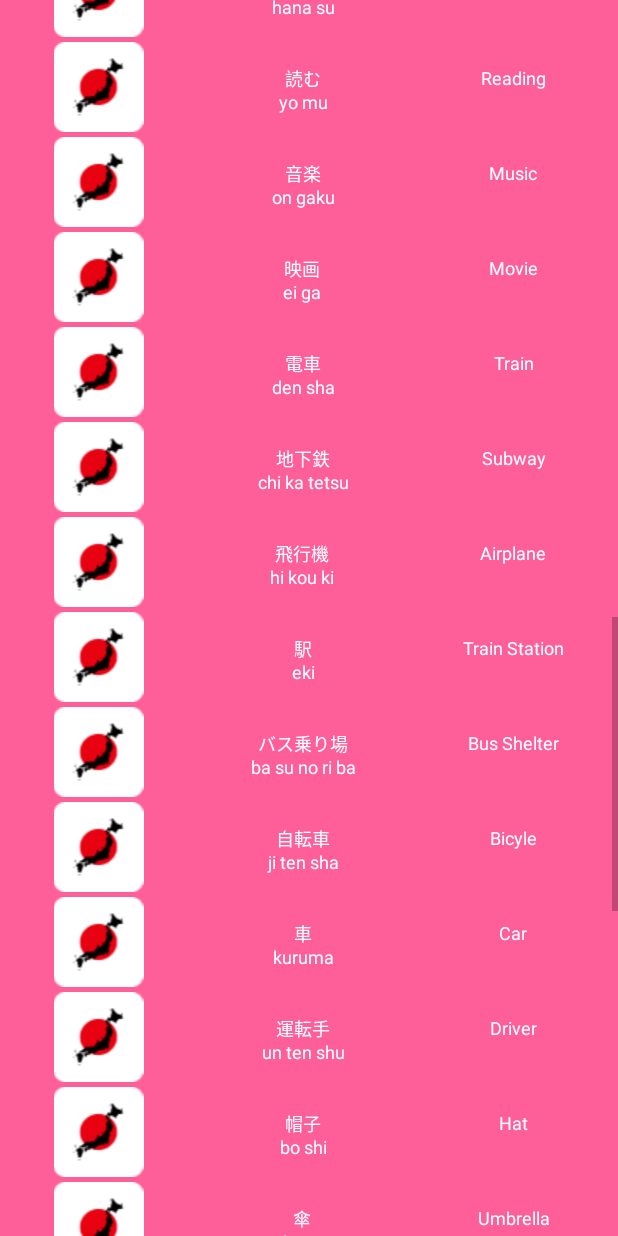
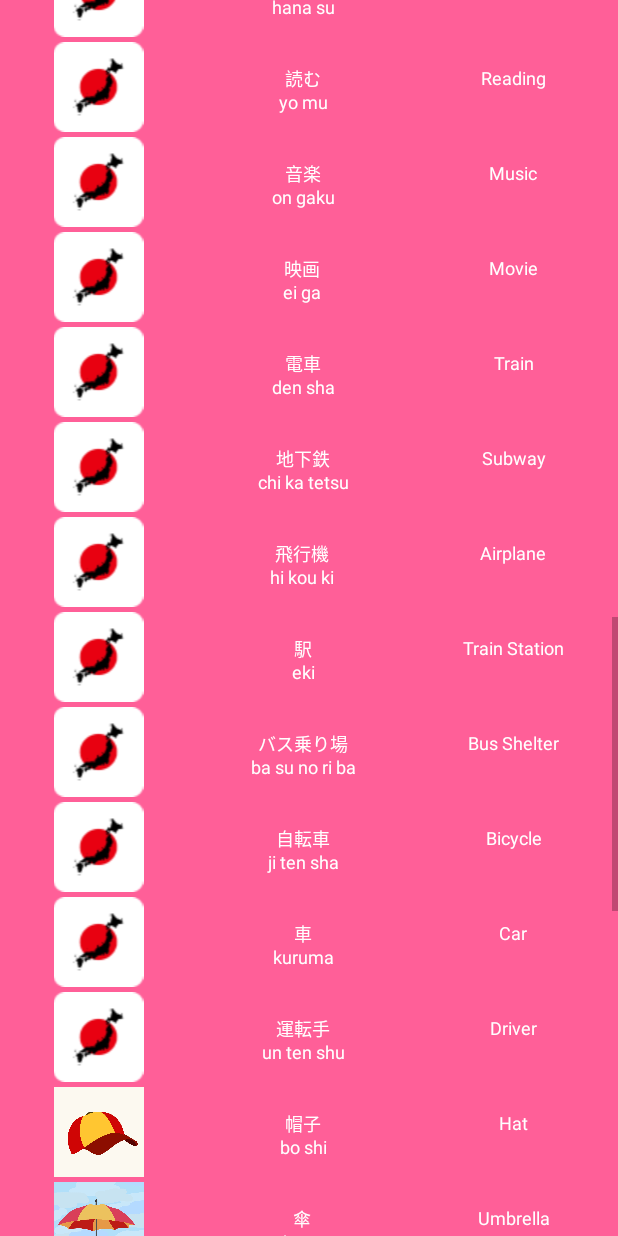
Before and after one commit to JasonAlexMana/KanjiApp, an Android app: the KanjiListRomanized screen opened directly, with no data from a screen before it, scrolled down 1730 dp, on a phone screen of 412 x 824 dp. Run offline under Robolectric (Android 15) with nearby library versions, the phone set to English and light mode, and no system bars.

Commit message:
Update kanji list 1.1

```diff
--- a/app/src/main/res/layout/activity_kanji_list_romanized.xml
+++ b/app/src/main/res/layout/activity_kanji_list_romanized.xml
@@ -250,13 +250,13 @@
                 <TableRow android:background="@color/pink">
 
                     <ImageView
-                        android:layout_width="wrap_content"
-                        android:layout_height="wrap_content"
-                        android:layout_gravity="center_horizontal"
-                        android:layout_weight="4"
-                        android:paddingHorizontal="5sp"
-                        android:paddingVertical="0sp"
-                        android:src="@drawable/japan"
+                        android:layout_width="60dp"
+                        android:layout_height="60dp"
+                        android:layout_gravity="center_horizontal"
+                        android:layout_weight="4"
+                        android:paddingHorizontal="5sp"
+                        android:paddingVertical="0sp"
+                        android:src="@drawable/student"
                         />
                     <TextView
                         android:layout_width="wrap_content"
@@ -286,13 +286,13 @@
                 <TableRow android:background="@color/pink">
 
                     <ImageView
-                        android:layout_width="wrap_content"
-                        android:layout_height="wrap_content"
-                        android:layout_gravity="center_horizontal"
-                        android:layout_weight="4"
-                        android:paddingHorizontal="5sp"
-                        android:paddingVertical="0sp"
-                        android:src="@drawable/japan"
+                        android:layout_width="60dp"
+                        android:layout_height="60dp"
+                        android:layout_gravity="center_horizontal"
+                        android:layout_weight="4"
+                        android:paddingHorizontal="5sp"
+                        android:paddingVertical="0sp"
+                        android:src="@drawable/employee"
                         />
                     <TextView
                         android:layout_width="wrap_content"
@@ -321,13 +321,13 @@
 
                 <TableRow android:background="@color/pink">
                     <ImageView
-                        android:layout_width="wrap_content"
-                        android:layout_height="wrap_content"
-                        android:layout_gravity="center_horizontal"
-                        android:layout_weight="4"
-                        android:paddingHorizontal="5sp"
-                        android:paddingVertical="0sp"
-                        android:src="@drawable/japan"
+                        android:layout_width="60dp"
+                        android:layout_height="60dp"
+                        android:layout_gravity="center_horizontal"
+                        android:layout_weight="4"
+                        android:paddingHorizontal="5sp"
+                        android:paddingVertical="0sp"
+                        android:src="@drawable/chinese"
                         />
                     <TextView
                         android:layout_width="wrap_content"
@@ -356,13 +356,13 @@
 
                 <TableRow android:background="@color/pink">
                     <ImageView
-                        android:layout_width="wrap_content"
-                        android:layout_height="wrap_content"
-                        android:layout_gravity="center_horizontal"
-                        android:layout_weight="4"
-                        android:paddingHorizontal="5sp"
-                        android:paddingVertical="0sp"
-                        android:src="@drawable/japan"
+                        android:layout_width="60dp"
+                        android:layout_height="60dp"
+                        android:layout_gravity="center_horizontal"
+                        android:layout_weight="4"
+                        android:paddingHorizontal="5sp"
+                        android:paddingVertical="0sp"
+                        android:src="@drawable/rice"
                         />
                     <TextView
                         android:layout_width="wrap_content"
@@ -391,13 +391,13 @@
 
                 <TableRow android:background="@color/pink">
                     <ImageView
-                        android:layout_width="wrap_content"
-                        android:layout_height="wrap_content"
-                        android:layout_gravity="center_horizontal"
-                        android:layout_weight="4"
-                        android:paddingHorizontal="5sp"
-                        android:paddingVertical="0sp"
-                        android:src="@drawable/japan"
+                        android:layout_width="60dp"
+                        android:layout_height="60dp"
+                        android:layout_gravity="center_horizontal"
+                        android:layout_weight="4"
+                        android:paddingHorizontal="5sp"
+                        android:paddingVertical="0sp"
+                        android:src="@drawable/meat"
                         />
                     <TextView
                         android:layout_width="wrap_content"
@@ -426,13 +426,13 @@
 
                 <TableRow android:background="@color/pink">
                     <ImageView
-                        android:layout_width="wrap_content"
-                        android:layout_height="wrap_content"
-                        android:layout_gravity="center_horizontal"
-                        android:layout_weight="4"
-                        android:paddingHorizontal="5sp"
-                        android:paddingVertical="0sp"
-                        android:src="@drawable/japan"
+                        android:layout_width="60dp"
+                        android:layout_height="60dp"
+                        android:layout_gravity="center_horizontal"
+                        android:layout_weight="4"
+                        android:paddingHorizontal="5sp"
+                        android:paddingVertical="0sp"
+                        android:src="@drawable/egg"
                         />
                     <TextView
                         android:layout_width="wrap_content"
@@ -462,13 +462,13 @@
 
                 <TableRow android:background="@color/pink">
                     <ImageView
-                        android:layout_width="wrap_content"
-                        android:layout_height="wrap_content"
-                        android:layout_gravity="center_horizontal"
-                        android:layout_weight="4"
-                        android:paddingHorizontal="5sp"
-                        android:paddingVertical="0sp"
-                        android:src="@drawable/japan"
+                        android:layout_width="60dp"
+                        android:layout_height="60dp"
+                        android:layout_gravity="center_horizontal"
+                        android:layout_weight="4"
+                        android:paddingHorizontal="5sp"
+                        android:paddingVertical="0sp"
+                        android:src="@drawable/cuisine"
                         />
                     <TextView
                         android:layout_width="wrap_content"
@@ -498,8 +498,8 @@
 
                 <TableRow android:background="@color/pink">
                     <ImageView
-                        android:layout_width="wrap_content"
-                        android:layout_height="wrap_content"
+                        android:layout_width="60dp"
+                        android:layout_height="60dp"
                         android:layout_gravity="center_horizontal"
                         android:layout_weight="4"
                         android:paddingHorizontal="5sp"
@@ -708,13 +708,13 @@
 
                 <TableRow android:background="@color/pink">
                     <ImageView
-                        android:layout_width="wrap_content"
-                        android:layout_height="wrap_content"
-                        android:layout_gravity="center_horizontal"
-                        android:layout_weight="4"
-                        android:paddingHorizontal="5sp"
-                        android:paddingVertical="0sp"
-                        android:src="@drawable/japan"
+                        android:layout_width="60dp"
+                        android:layout_height="60dp"
+                        android:layout_gravity="center_horizontal"
+                        android:layout_weight="4"
+                        android:paddingHorizontal="5sp"
+                        android:paddingVertical="0sp"
+                        android:src="@drawable/wakeup"
                         />
                     <TextView
                         android:layout_width="wrap_content"
@@ -743,13 +743,13 @@
 
                 <TableRow android:background="@color/pink">
                     <ImageView
-                        android:layout_width="wrap_content"
-                        android:layout_height="wrap_content"
-                        android:layout_gravity="center_horizontal"
-                        android:layout_weight="4"
-                        android:paddingHorizontal="5sp"
-                        android:paddingVertical="0sp"
-                        android:src="@drawable/japan"
+                        android:layout_width="60dp"
+                        android:layout_height="60dp"
+                        android:layout_gravity="center_horizontal"
+                        android:layout_weight="4"
+                        android:paddingHorizontal="5sp"
+                        android:paddingVertical="0sp"
+                        android:src="@drawable/exercise"
                         />
                     <TextView
                         android:layout_width="wrap_content"
@@ -778,13 +778,13 @@
 
                 <TableRow android:background="@color/pink">
                     <ImageView
-                        android:layout_width="wrap_content"
-                        android:layout_height="wrap_content"
-                        android:layout_gravity="center_horizontal"
-                        android:layout_weight="4"
-                        android:paddingHorizontal="5sp"
-                        android:paddingVertical="0sp"
-                        android:src="@drawable/japan"
+                        android:layout_width="60dp"
+                        android:layout_height="60dp"
+                        android:layout_gravity="center_horizontal"
+                        android:layout_weight="4"
+                        android:paddingHorizontal="5sp"
+                        android:paddingVertical="0sp"
+                        android:src="@drawable/gohome"
                         />
                     <TextView
                         android:layout_width="wrap_content"
@@ -813,13 +813,13 @@
 
                 <TableRow android:background="@color/pink">
                     <ImageView
-                        android:layout_width="wrap_content"
-                        android:layout_height="wrap_content"
-                        android:layout_gravity="center_horizontal"
-                        android:layout_weight="4"
-                        android:paddingHorizontal="5sp"
-                        android:paddingVertical="0sp"
-                        android:src="@drawable/japan"
+                        android:layout_width="60dp"
+                        android:layout_height="60dp"
+                        android:layout_gravity="center_horizontal"
+                        android:layout_weight="4"
+                        android:paddingHorizontal="5sp"
+                        android:paddingVertical="0sp"
+                        android:src="@drawable/go"
                         />
                     <TextView
                         android:layout_width="wrap_content"
@@ -848,13 +848,13 @@
 
                 <TableRow android:background="@color/pink">
                     <ImageView
-                        android:layout_width="wrap_content"
-                        android:layout_height="wrap_content"
-                        android:layout_gravity="center_horizontal"
-                        android:layout_weight="4"
-                        android:paddingHorizontal="5sp"
-                        android:paddingVertical="0sp"
-                        android:src="@drawable/japan"
+                        android:layout_width="60dp"
+                        android:layout_height="60dp"
+                        android:layout_gravity="center_horizontal"
+                        android:layout_weight="4"
+                        android:paddingHorizontal="5sp"
+                        android:paddingVertical="0sp"
+                        android:src="@drawable/fire"
                         />
                     <TextView
                         android:layout_width="wrap_content"
@@ -883,13 +883,13 @@
 
                 <TableRow android:background="@color/pink">
                     <ImageView
-                        android:layout_width="wrap_content"
-                        android:layout_height="wrap_content"
-                        android:layout_gravity="center_horizontal"
-                        android:layout_weight="4"
-                        android:paddingHorizontal="5sp"
-                        android:paddingVertical="0sp"
-                        android:src="@drawable/japan"
+                        android:layout_width="60dp"
+                        android:layout_height="60dp"
+                        android:layout_gravity="center_horizontal"
+                        android:layout_weight="4"
+                        android:paddingHorizontal="5sp"
+                        android:paddingVertical="0sp"
+                        android:src="@drawable/water"
                         />
                     <TextView
                         android:layout_width="wrap_content"
@@ -1330,7 +1330,7 @@
                         android:layout_weight="4"
                         android:paddingHorizontal="5sp"
                         android:paddingVertical="15sp"
-                        android:text="Bicyle"
+                        android:text="Bicycle"
                         android:textAlignment="center"
                         android:textColor="@color/white"
                         android:textSize="12sp" />
@@ -1408,13 +1408,13 @@
 
                 <TableRow android:background="@color/pink">
                     <ImageView
-                        android:layout_width="wrap_content"
-                        android:layout_height="wrap_content"
-                        android:layout_gravity="center_horizontal"
-                        android:layout_weight="4"
-                        android:paddingHorizontal="5sp"
-                        android:paddingVertical="0sp"
-                        android:src="@drawable/japan"
+                        android:layout_width="60dp"
+                        android:layout_height="60dp"
+                        android:layout_gravity="center_horizontal"
+                        android:layout_weight="4"
+                        android:paddingHorizontal="5sp"
+                        android:paddingVertical="0sp"
+                        android:src="@drawable/hat"
                         />
                     <TextView
                         android:layout_width="wrap_content"
@@ -1443,13 +1443,13 @@
 
                 <TableRow android:background="@color/pink">
                     <ImageView
-                        android:layout_width="wrap_content"
-                        android:layout_height="wrap_content"
-                        android:layout_gravity="center_horizontal"
-                        android:layout_weight="4"
-                        android:paddingHorizontal="5sp"
-                        android:paddingVertical="0sp"
-                        android:src="@drawable/japan"
+                        android:layout_width="60dp"
+                        android:layout_height="60dp"
+                        android:layout_gravity="center_horizontal"
+                        android:layout_weight="4"
+                        android:paddingHorizontal="5sp"
+                        android:paddingVertical="0sp"
+                        android:src="@drawable/umbrella"
                         />
                     <TextView
                         android:layout_width="wrap_content"
@@ -1478,13 +1478,13 @@
 
                 <TableRow android:background="@color/pink">
                     <ImageView
-                        android:layout_width="wrap_content"
-                        android:layout_height="wrap_content"
-                        android:layout_gravity="center_horizontal"
-                        android:layout_weight="4"
-                        android:paddingHorizontal="5sp"
-                        android:paddingVertical="0sp"
-                        android:src="@drawable/japan"
+                        android:layout_width="60dp"
+                        android:layout_height="60dp"
+                        android:layout_gravity="center_horizontal"
+                        android:layout_weight="4"
+                        android:paddingHorizontal="5sp"
+                        android:paddingVertical="0sp"
+                        android:src="@drawable/flower"
                         />
                     <TextView
                         android:layout_width="wrap_content"
@@ -1513,13 +1513,13 @@
 
                 <TableRow android:background="@color/pink">
                     <ImageView
-                        android:layout_width="wrap_content"
-                        android:layout_height="wrap_content"
-                        android:layout_gravity="center_horizontal"
-                        android:layout_weight="4"
-                        android:paddingHorizontal="5sp"
-                        android:paddingVertical="0sp"
-                        android:src="@drawable/japan"
+                        android:layout_width="60dp"
+                        android:layout_height="60dp"
+                        android:layout_gravity="center_horizontal"
+                        android:layout_weight="4"
+                        android:paddingHorizontal="5sp"
+                        android:paddingVertical="0sp"
+                        android:src="@drawable/wallet"
                         />
                     <TextView
                         android:layout_width="wrap_content"
@@ -1548,13 +1548,13 @@
 
                 <TableRow android:background="@color/pink">
                     <ImageView
-                        android:layout_width="wrap_content"
-                        android:layout_height="wrap_content"
-                        android:layout_gravity="center_horizontal"
-                        android:layout_weight="4"
-                        android:paddingHorizontal="5sp"
-                        android:paddingVertical="0sp"
-                        android:src="@drawable/japan"
+                        android:layout_width="60dp"
+                        android:layout_height="60dp"
+                        android:layout_gravity="center_horizontal"
+                        android:layout_weight="4"
+                        android:paddingHorizontal="5sp"
+                        android:paddingVertical="0sp"
+                        android:src="@drawable/buy"
                         />
                     <TextView
                         android:layout_width="wrap_content"
@@ -1583,13 +1583,13 @@
 
                 <TableRow android:background="@color/pink">
                     <ImageView
-                        android:layout_width="wrap_content"
-                        android:layout_height="wrap_content"
-                        android:layout_gravity="center_horizontal"
-                        android:layout_weight="4"
-                        android:paddingHorizontal="5sp"
-                        android:paddingVertical="0sp"
-                        android:src="@drawable/japan"
+                        android:layout_width="60dp"
+                        android:layout_height="60dp"
+                        android:layout_gravity="center_horizontal"
+                        android:layout_weight="4"
+                        android:paddingHorizontal="5sp"
+                        android:paddingVertical="0sp"
+                        android:src="@drawable/souvenir"
                         />
                     <TextView
                         android:layout_width="wrap_content"
@@ -1618,13 +1618,13 @@
 
                 <TableRow android:background="@color/pink">
                     <ImageView
-                        android:layout_width="wrap_content"
-                        android:layout_height="wrap_content"
-                        android:layout_gravity="center_horizontal"
-                        android:layout_weight="4"
-                        android:paddingHorizontal="5sp"
-                        android:paddingVertical="0sp"
-                        android:src="@drawable/japan"
+                        android:layout_width="60dp"
+                        android:layout_height="60dp"
+                        android:layout_gravity="center_horizontal"
+                        android:layout_weight="4"
+                        android:paddingHorizontal="5sp"
+                        android:paddingVertical="0sp"
+                        android:src="@drawable/yen"
                         />
                     <TextView
                         android:layout_width="wrap_content"
@@ -1653,13 +1653,13 @@
 
                 <TableRow android:background="@color/pink">
                     <ImageView
-                        android:layout_width="wrap_content"
-                        android:layout_height="wrap_content"
-                        android:layout_gravity="center_horizontal"
-                        android:layout_weight="4"
-                        android:paddingHorizontal="5sp"
-                        android:paddingVertical="0sp"
-                        android:src="@drawable/japan"
+                        android:layout_width="60dp"
+                        android:layout_height="60dp"
+                        android:layout_gravity="center_horizontal"
+                        android:layout_weight="4"
+                        android:paddingHorizontal="5sp"
+                        android:paddingVertical="0sp"
+                        android:src="@drawable/postcard"
                         />
                     <TextView
                         android:layout_width="wrap_content"
```
